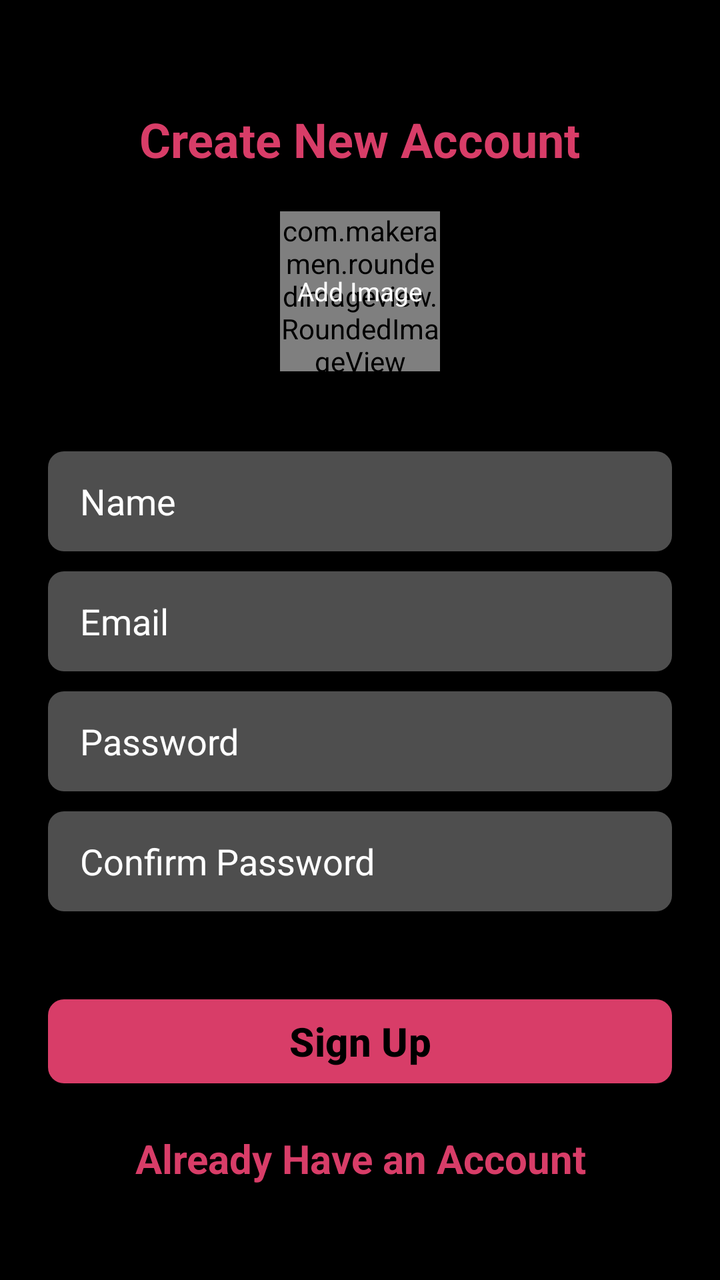
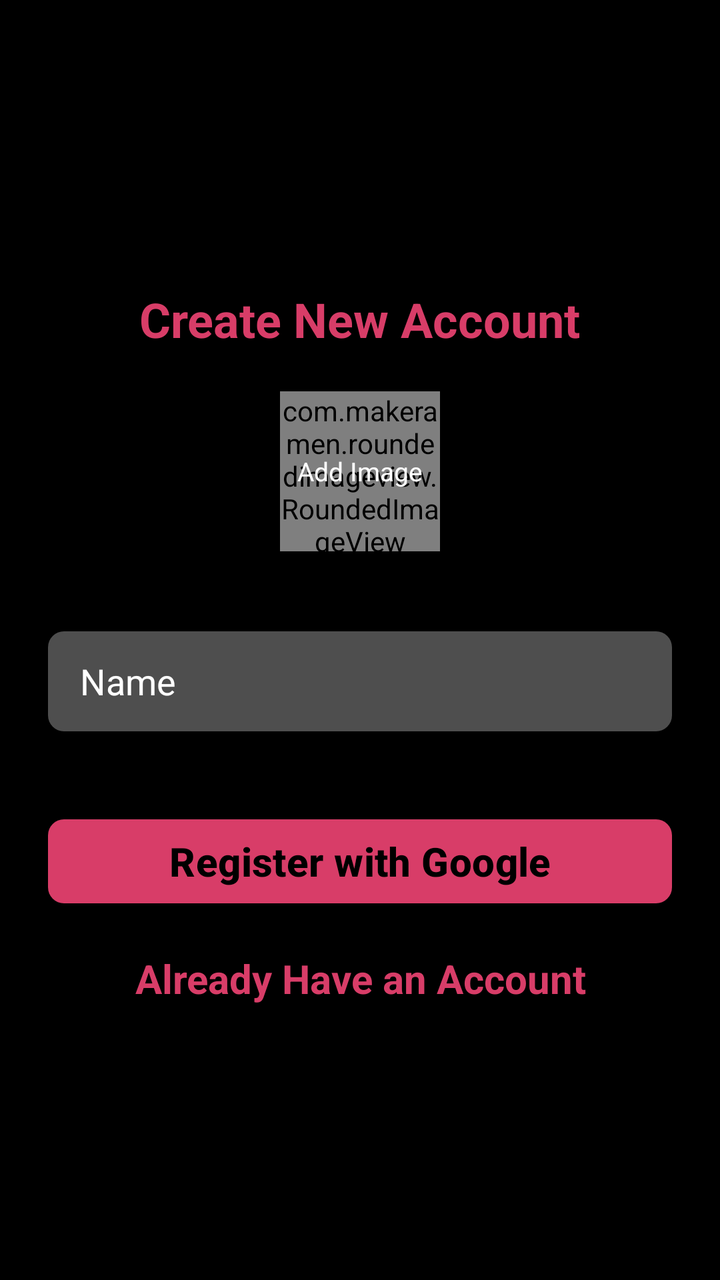

Compare the two renders of this Android layout. The source of the first and the diff that turns it into the second are given below.
<!-- AndroidManifest.xml: application theme Theme.SignIn_App -->
<!-- res/layout/activity_sign_up.xml -->
<?xml version="1.0" encoding="utf-8"?>
<androidx.constraintlayout.widget.ConstraintLayout xmlns:android="http://schemas.android.com/apk/res/android"
    xmlns:app="http://schemas.android.com/apk/res-auto"
    android:background="@color/black"
    xmlns:tools="http://schemas.android.com/tools"
    android:id="@+id/main"
    android:layout_width="match_parent"
    android:layout_height="match_parent"
    android:clipToPadding="false"
    android:overScrollMode="never"
    android:fitsSystemWindows="true"
    android:padding="24dp"
    android:scrollbars="none"
    tools:context=".activities.SignUpActivity">

    <ScrollView
        android:layout_width="match_parent"
        android:layout_height="match_parent"
        app:layout_constraintTop_toTopOf="parent"
        app:layout_constraintBottom_toBottomOf="parent">

        <LinearLayout
            android:layout_gravity="center"
            android:layout_width="match_parent"
            android:layout_height="wrap_content"
            android:orientation="vertical"
            android:gravity="center_horizontal">

            <TextView
                android:layout_width="wrap_content"
                android:layout_height="wrap_content"
                android:text="@string/create_new_account_text"
                android:textColor="@color/primary"
                android:textSize="24sp"
                android:textStyle="bold"
                android:layout_marginTop="6dp"/>

            <FrameLayout
                android:layout_width="wrap_content"
                android:layout_height="wrap_content"
                android:id="@+id/layoutImage"
                android:layout_marginTop="20dp">

                <com.makeramen.roundedimageview.RoundedImageView
                    android:layout_width="80dp"
                    android:layout_height="80dp"
                    android:id="@+id/imageProfile"
                    android:background="@drawable/background_image"
                    android:scaleType="centerCrop"
                    app:riv_oval="true"
                    android:src="@drawable/background_image"/>

                <TextView
                    android:id="@+id/textAddImage"
                    android:layout_width="match_parent"
                    android:layout_height="wrap_content"
                    android:text="@string/add_image"
                    android:textColor="@color/primary_text"
                    android:layout_gravity="center"
                    android:textSize="13sp"/>
            </FrameLayout>

            <EditText
                android:layout_width="match_parent"
                android:layout_height="50dp"
                android:id="@+id/inputName"
                android:layout_marginTop="40dp"
                android:hint="@string/name"
                android:imeOptions="actionNext"
                android:importantForAutofill="no"
                android:inputType="text"
                android:paddingStart="16dp"
                android:paddingEnd="16dp"
                android:background="@drawable/background_input"
                android:textColorHint="@color/primary_text"
                android:textColor="@color/primary_text"
                android:textAlignment="gravity"
                android:textSize="18sp"/>

            <EditText
                android:layout_width="match_parent"
                android:layout_height="50dp"
                android:id="@+id/inputEmail"
                android:layout_marginTop="10dp"
                android:hint="@string/email"
                android:imeOptions="actionNext"
                android:importantForAutofill="no"
                android:inputType="textEmailAddress"
                android:paddingStart="16dp"
                android:paddingEnd="16dp"
                android:background="@drawable/background_input"
                android:textColorHint="@color/primary_text"
                android:textColor="@color/primary_text"
                android:textAlignment="gravity"
                android:textSize="18sp"/>

            <EditText
                android:layout_width="match_parent"
                android:layout_height="50dp"
                android:id="@+id/inputPassword"
                android:layout_marginTop="10dp"
                android:hint="@string/password"
                android:imeOptions="actionNext"
                android:importantForAutofill="no"
                android:inputType="textPassword"
                android:paddingStart="16dp"
                android:paddingEnd="16dp"
                android:background="@drawable/background_input"
                android:textColorHint="@color/primary_text"
                android:textColor="@color/primary_text"
                android:textAlignment="gravity"
                android:textSize="18sp"/>

            <EditText
                android:layout_width="match_parent"
                android:layout_height="50dp"
                android:id="@+id/inputConfirmPassword"
                android:layout_marginTop="10dp"
                android:hint="@string/confirm_password"
                android:imeOptions="actionNext"
                android:importantForAutofill="no"
                android:inputType="textPassword"
                android:paddingStart="16dp"
                android:paddingEnd="16dp"
                android:background="@drawable/background_input"
                android:textColorHint="@color/primary_text"
                android:textColor="@color/primary_text"
                android:textAlignment="gravity"
                android:textSize="18sp"/>

            <FrameLayout
                android:layout_width="match_parent"
                android:layout_height="match_parent"
                android:layout_marginTop="20dp"
                android:animateLayoutChanges="true">

                <com.google.android.material.button.MaterialButton
                    android:layout_width="match_parent"
                    android:layout_height="50dp"
                    android:text="@string/sign_up"
                    android:textAlignment="gravity"
                    android:textColor="@color/black"
                    android:textSize="20sp"
                    android:id="@+id/buttonSignUp"
                    android:textStyle="bold"
                    android:layout_marginTop="20dp"
                    app:cornerRadius="8dp"/>

                <ProgressBar
                    android:layout_width="25dp"
                    android:layout_height="25dp"
                    android:id="@+id/progressBar"
                    android:layout_gravity="center"
                    android:visibility="invisible"/>
            </FrameLayout>

            <TextView
                android:id="@+id/textSignIn"
                android:layout_width="match_parent"
                android:layout_height="wrap_content"
                android:layout_marginTop="20dp"
                android:text="@string/already_have_an_account"
                android:textAlignment="center"
                android:textColor="@color/primary"
                android:textSize="20sp"
                android:textStyle="bold"
                />


        </LinearLayout>
    </ScrollView>

</androidx.constraintlayout.widget.ConstraintLayout>
<!-- resources referenced by this layout -->
<resources>
  <color name="black">#FF000000</color>
  <color name="primary">#FFD83D68</color>
  <color name="primary_text">#FFFFFF</color>
  <!-- drawable background_image (drawable) -->
  <?xml version="1.0" encoding="utf-8"?>
  <shape xmlns:android="http://schemas.android.com/apk/res/android" android:shape="oval">
      <solid android:color="@color/input_background"/>
      <corners
          android:radius="2000dp"
          />
  </shape>
  <!-- drawable background_input (drawable) -->
  <?xml version="1.0" encoding="utf-8"?>
  <shape xmlns:android="http://schemas.android.com/apk/res/android" android:shape="rectangle">
      <solid android:color="@color/input_background"/>
      <corners android:radius="8dp"/>
  </shape>
  <string name="add_image">Add Image</string>
  <string name="already_have_an_account">Already Have an Account</string>
  <string name="confirm_password">Confirm Password</string>
  <string name="create_new_account_text">Create New Account</string>
  <string name="email">Email</string>
  <string name="name">Name</string>
  <string name="password">Password</string>
  <string name="sign_up">Sign Up</string>
  <style name="Theme.SignIn_App" parent="Base.Theme.SignIn_App" />
  <color name="input_background">#4E4E4E</color>
  <style name="Base.Theme.SignIn_App" parent="Theme.Material3.DayNight.NoActionBar">
          
          
          <item name="colorPrimary">@color/primary</item>
          <item name="android:statusBarColor">@color/primary</item>
          <item name="android:windowBackground">@color/black</item>
      </style>
</resources>

<!-- the commit's change to res/layout/activity_sign_up.xml (unified diff, before → after) -->
@@ -77,57 +77,6 @@
                 android:textAlignment="gravity"
                 android:textSize="18sp"/>
 
-            <EditText
-                android:layout_width="match_parent"
-                android:layout_height="50dp"
-                android:id="@+id/inputEmail"
-                android:layout_marginTop="10dp"
-                android:hint="@string/email"
-                android:imeOptions="actionNext"
-                android:importantForAutofill="no"
-                android:inputType="textEmailAddress"
-                android:paddingStart="16dp"
-                android:paddingEnd="16dp"
-                android:background="@drawable/background_input"
-                android:textColorHint="@color/primary_text"
-                android:textColor="@color/primary_text"
-                android:textAlignment="gravity"
-                android:textSize="18sp"/>
-
-            <EditText
-                android:layout_width="match_parent"
-                android:layout_height="50dp"
-                android:id="@+id/inputPassword"
-                android:layout_marginTop="10dp"
-                android:hint="@string/password"
-                android:imeOptions="actionNext"
-                android:importantForAutofill="no"
-                android:inputType="textPassword"
-                android:paddingStart="16dp"
-                android:paddingEnd="16dp"
-                android:background="@drawable/background_input"
-                android:textColorHint="@color/primary_text"
-                android:textColor="@color/primary_text"
-                android:textAlignment="gravity"
-                android:textSize="18sp"/>
-
-            <EditText
-                android:layout_width="match_parent"
-                android:layout_height="50dp"
-                android:id="@+id/inputConfirmPassword"
-                android:layout_marginTop="10dp"
-                android:hint="@string/confirm_password"
-                android:imeOptions="actionNext"
-                android:importantForAutofill="no"
-                android:inputType="textPassword"
-                android:paddingStart="16dp"
-                android:paddingEnd="16dp"
-                android:background="@drawable/background_input"
-                android:textColorHint="@color/primary_text"
-                android:textColor="@color/primary_text"
-                android:textAlignment="gravity"
-                android:textSize="18sp"/>
-
             <FrameLayout
                 android:layout_width="match_parent"
                 android:layout_height="match_parent"
@@ -137,7 +86,7 @@
                 <com.google.android.material.button.MaterialButton
                     android:layout_width="match_parent"
                     android:layout_height="50dp"
-                    android:text="@string/sign_up"
+                    android:text="@string/register_with_google"
                     android:textAlignment="gravity"
                     android:textColor="@color/black"
                     android:textSize="20sp"
<!-- resource entries referenced after the edit -->
@@ -19,12 +19,9 @@
   </shape>
   <string name="add_image">Add Image</string>
   <string name="already_have_an_account">Already Have an Account</string>
-  <string name="confirm_password">Confirm Password</string>
   <string name="create_new_account_text">Create New Account</string>
-  <string name="email">Email</string>
   <string name="name">Name</string>
-  <string name="password">Password</string>
-  <string name="sign_up">Sign Up</string>
+  <string name="register_with_google">Register with Google</string>
   <style name="Theme.SignIn_App" parent="Base.Theme.SignIn_App" />
   <color name="input_background">#4E4E4E</color>
   <style name="Base.Theme.SignIn_App" parent="Theme.Material3.DayNight.NoActionBar">
